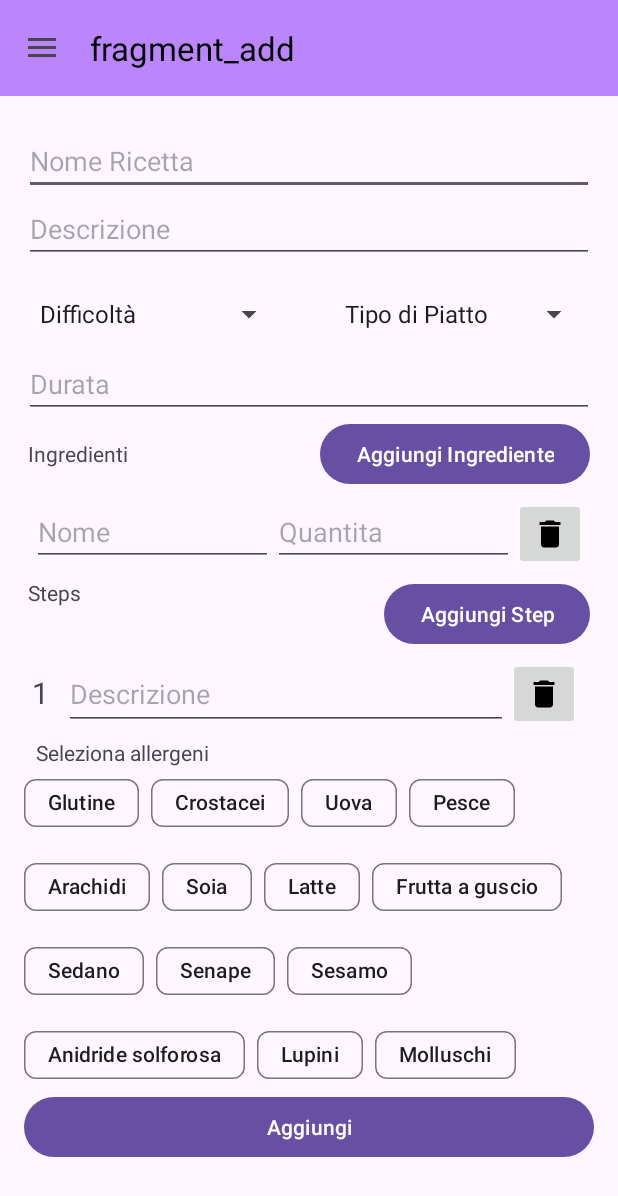
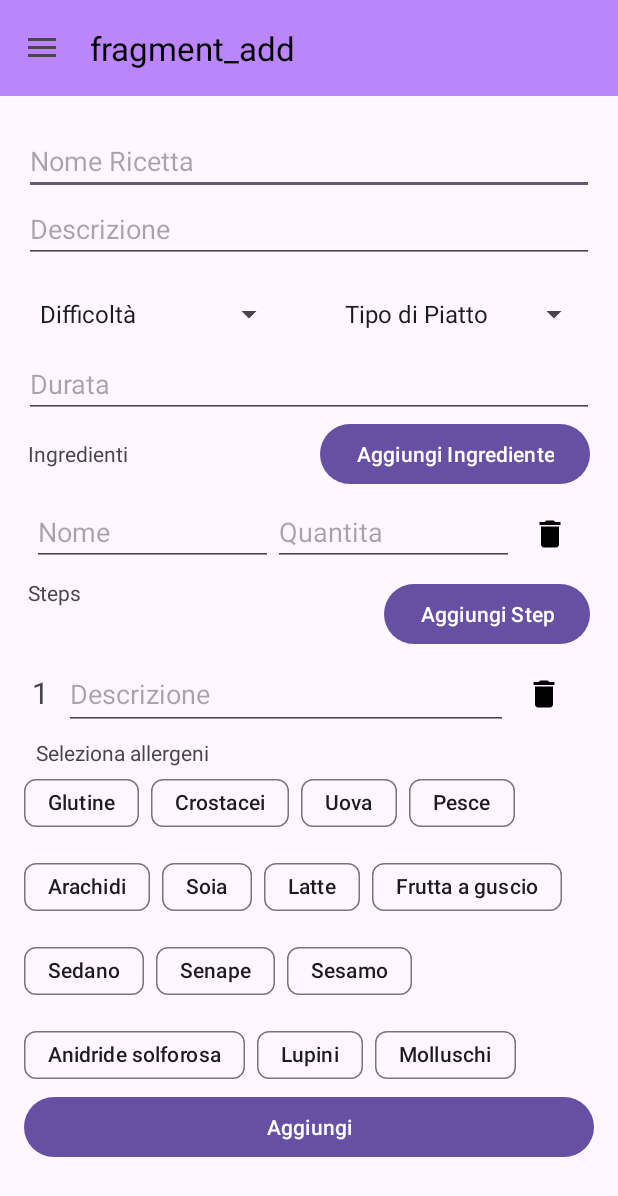
Before and after one commit to tinoLegend03/cookbook_v2, an Android app: the AddFragment screen opened through its navigation route, after a tap on "Aggiungi Step", on a phone screen of 412 x 824 dp. Shown: the top 1196 px of the screen. Run offline under Robolectric (Android 15) with nearby library versions, the phone set to English and light mode, and no system bars; our stand-ins replace Room's generated code, navigation-ui; 3 other taps on this screen came first.

Commit message:
Sistemato icona delete in add_fragment

```diff
--- a/app/src/main/java/com/project/roomdb_replica_ufficiale/fragments/add/AddFragment.kt
+++ b/app/src/main/java/com/project/roomdb_replica_ufficiale/fragments/add/AddFragment.kt
@@ -53,7 +53,7 @@ class AddFragment : Fragment() {
                 setTitle("Stai uscendo senza salvare")
                 setMessage("Salva per non perdere le modifiche")
                 setPositiveButton("Save") { _, _ ->
-                    //saveData()
+                    insertDataToDatabase()
                     Toast.makeText(requireContext(), "clicked save", Toast.LENGTH_SHORT).show()
                 }
                 setNegativeButton("Delete") { _, _ ->
--- a/app/src/main/java/com/project/roomdb_replica_ufficiale/fragments/update/UpdateFragment.kt
+++ b/app/src/main/java/com/project/roomdb_replica_ufficiale/fragments/update/UpdateFragment.kt
@@ -6,12 +6,8 @@ import android.text.TextUtils
 import android.util.Log
 import androidx.fragment.app.Fragment
 import android.view.LayoutInflater
-import android.view.Menu
-import android.view.MenuInflater
-import android.view.MenuItem
 import android.view.View
 import android.view.ViewGroup
-import android.widget.AdapterView
 import android.widget.ArrayAdapter
 import android.widget.EditText
 import android.widget.ImageButton
--- a/app/src/main/res/layout/riga_ingrediente.xml
+++ b/app/src/main/res/layout/riga_ingrediente.xml
@@ -41,7 +41,8 @@
         app:layout_constraintEnd_toEndOf="parent"
         app:layout_constraintHorizontal_bias="0.5"
         app:layout_constraintStart_toEndOf="@+id/quantitaIngrediente"
-        app:srcCompat="@drawable/ic_delete"
+        android:background="@drawable/round_button_background"
+        android:src="@drawable/ic_delete"
         android:contentDescription="@string/delete_button"
         app:layout_constraintTop_toTopOf="parent"/>
 </androidx.constraintlayout.widget.ConstraintLayout>
--- a/app/src/main/res/layout/riga_istruzione.xml
+++ b/app/src/main/res/layout/riga_istruzione.xml
@@ -35,6 +35,7 @@
         android:layout_height="48dp"
         android:layout_marginEnd="4dp"
         android:contentDescription="@string/delete_button"
+        android:background="@drawable/round_button_background"
         android:src="@drawable/ic_delete"
         app:layout_constraintBaseline_toBaselineOf="@id/description_step"
         app:layout_constraintEnd_toEndOf="parent"
```
